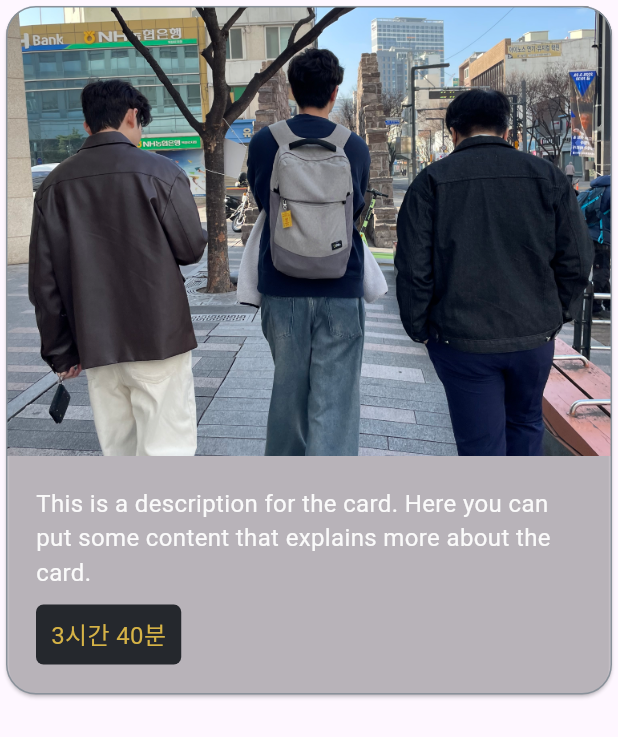
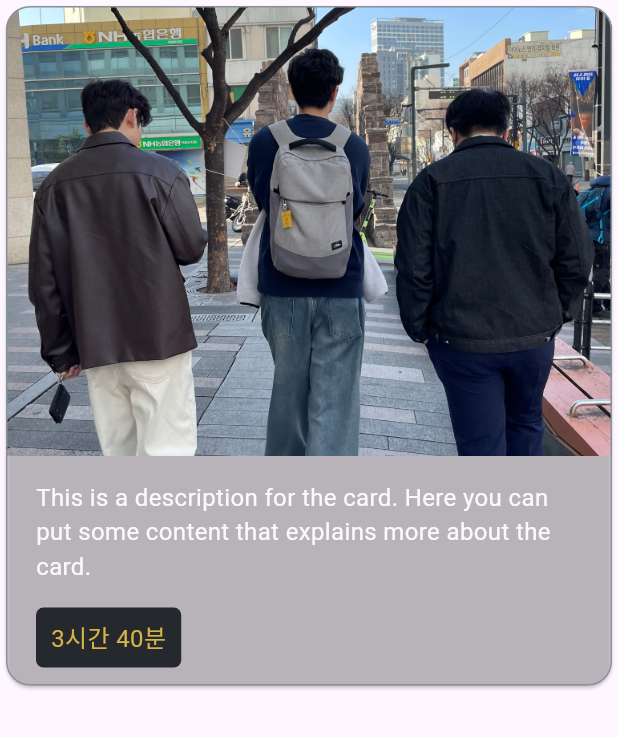
Before and after one commit to gretea5/JamesBoard, a Flutter app: the ItemUserArchiveCard widget shown alone on an empty page, opened directly with empty values, on a phone screen of 412 x 824 dp. Shown: the top 737 px of the screen. Run offline on Flutter 3.47's test engine with Material 3 defaults, Android fonts, the phone set to English and light mode, and no system bars; our stand-ins replace flutter_rating_bar, flutter_svg, logger, syncfusion_flutter_charts; Roboto replaces fonts that are missing (PretendardMedium, PretendardSemiBold).

Commit message:
[Fix] ItemUserArchiveCard widget radius, 폰트스타일 설정

```diff
--- a/app/lib/feature/user/widget/item/ItemUserArchiveCard.dart
+++ b/app/lib/feature/user/widget/item/ItemUserArchiveCard.dart
@@ -19,7 +19,7 @@ class ItemUserArchiveCard extends StatelessWidget {
     return IntrinsicHeight(
       child: Card(
         shape: RoundedRectangleBorder(
-          borderRadius: BorderRadius.circular(20),
+          borderRadius: BorderRadius.circular(16),
           side: BorderSide(
             color: mainGrey,
             width: 1
@@ -31,8 +31,8 @@ class ItemUserArchiveCard extends StatelessWidget {
           children: [
             ClipRRect(
               borderRadius: BorderRadius.only(
-                topLeft: Radius.circular(20),
-                topRight: Radius.circular(20),
+                topLeft: Radius.circular(16),
+                topRight: Radius.circular(16),
               ),
               child: Image.asset(
                 'assets/image/item_archieve_photo.jpg',
@@ -42,15 +42,19 @@ class ItemUserArchiveCard extends StatelessWidget {
               ),
             ),
             Padding(
-              padding: const EdgeInsets.all(20.0),
+              padding: const EdgeInsets.only(left: 20, right: 20, top: 16, bottom: 12),
               child: Column(
                 children: [
                   Text(
                     'This is a description for the card. Here you can put some content that explains more about the card.',
-                    style: TextStyle(fontSize: 16, color: mainWhite, fontFamily: 'PretendardMedium'),
+                    style: TextStyle(
+                      fontSize: 16,
+                      color: mainWhite,
+                      fontFamily: 'PretendardMedium'
+                    ),
                   ),
                   Container(
-                    margin: EdgeInsets.only(top: 10),
+                    margin: EdgeInsets.only(top: 16),
                     child: Row(
                       mainAxisAlignment: MainAxisAlignment.start,
                       children: [
```
